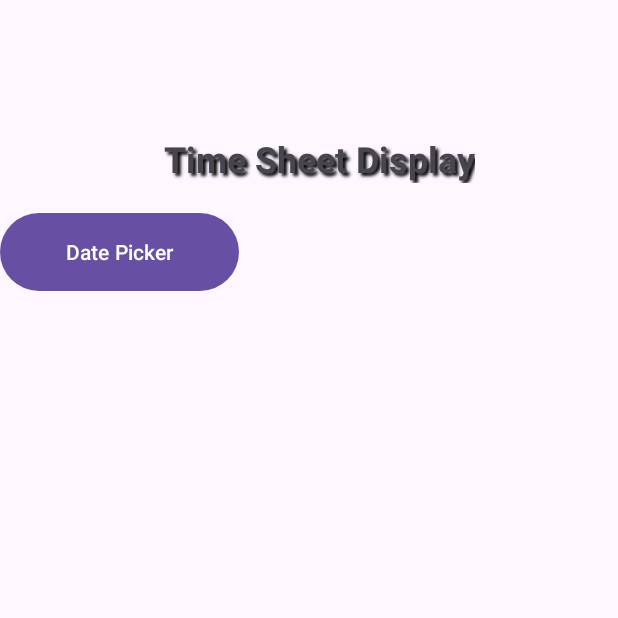
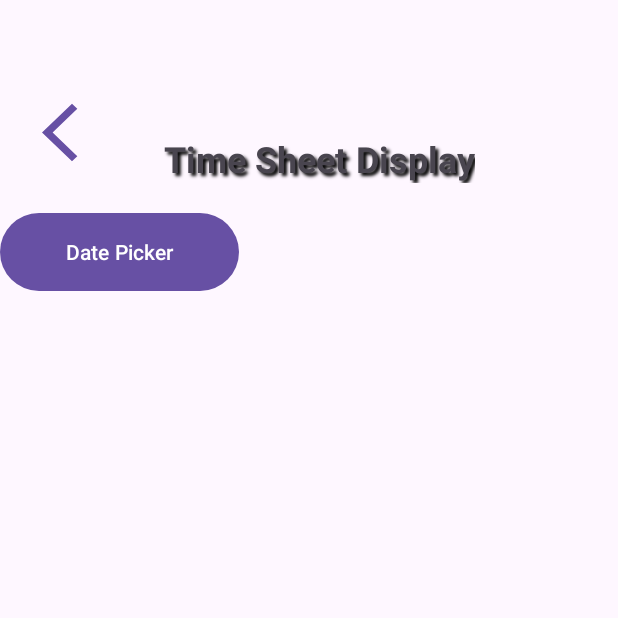
Before and after one commit to St10053561/ST10053561_TimeVision-OPSC, an Android app: the TimeTrackerReport screen opened directly, with no data from a screen before it, on a phone screen of 412 x 824 dp, the top half of it. Run offline under Robolectric (Android 15) with nearby library versions, the phone set to English and light mode, and no system bars; our stand-ins replace Firebase (no records; nobody signed in at launch, a user with empty details on screens opened directly).

Commit message:
I added a pack button to the activity_display_timesheet_v.xml

```diff
--- a/app/src/main/java/com/example/timevision_application/HomeScreen.kt
+++ b/app/src/main/java/com/example/timevision_application/HomeScreen.kt
@@ -1,5 +1,4 @@
 package com.example.timevision_application
-
 
 import android.content.Intent
 import android.os.Bundle
@@ -38,6 +37,4 @@ class HomeScreen : AppCompatActivity() {
             startActivity(Intent(this@HomeScreen, AddCategoryActivity::class.java))
         }
     }
-
-
 }
--- a/app/src/main/java/com/example/timevision_application/ProjectAdapter.kt
+++ b/app/src/main/java/com/example/timevision_application/ProjectAdapter.kt
@@ -40,13 +40,13 @@ class ProjectAdapter(private val projectList: List<Project>) :
         holder.projectName.text = currentItem.projectName
         holder.projectCategory.text = currentItem.category
 
-        // Load image using Glide
+        // Loading the image using Glide
         if (!currentItem.imageUrl.isNullOrEmpty()) {
             Glide.with(holder.itemView)
                 .load(currentItem.imageUrl)
                 .into(holder.imageView)
         } else {
-            // Set a placeholder or default image if imageUrl is null or empty
+            // Setting the default image if imageUrl is null or empty
             holder.imageView.setImageResource(android.R.drawable.ic_menu_gallery)
         }
     }
--- a/app/src/main/java/com/example/timevision_application/TimeTrackerReport.kt
+++ b/app/src/main/java/com/example/timevision_application/TimeTrackerReport.kt
@@ -47,7 +47,7 @@ class TimeTrackerReport : AppCompatActivity() {
         // Find the button in the layout
         val openDatePickerButton: Button = findViewById(R.id.openDatePickerButton)
 
-// Do something when the button is clicked
+        // Do something when the button is clicked
         openDatePickerButton.setOnClickListener {
             // Create an intent to open the DatePickerActivity
             val intent = Intent(this, DatePickerActivity::class.java)
@@ -55,8 +55,14 @@ class TimeTrackerReport : AppCompatActivity() {
             startActivityForResult(intent, DATE_PICKER_REQUEST)
         }
 
+        // Find the backButton button by its ID
+        val backButton: Button = findViewById(R.id.backButton)
+        // Set a click listener for the backButton button
+        backButton.setOnClickListener {
+            onBackPressed()
+        }
+    }
 
-    }
 
     private fun FullScreenMode() {
         // Hide the status bar.
@@ -130,6 +136,13 @@ class TimeTrackerReport : AppCompatActivity() {
         }
     }
 
+    override fun onBackPressed() {
+        super.onBackPressed()
+        // Start the HomeScreen activity when the backButton is pressed
+        startActivity(Intent(this, HomeScreen::class.java))
+        // Finish the current activity
+        finish()
+    }
 
     companion object {
 
--- a/app/src/main/res/layout/activity_display_timesheet_v.xml
+++ b/app/src/main/res/layout/activity_display_timesheet_v.xml
@@ -5,6 +5,17 @@
     android:layout_width="match_parent"
     android:layout_height="match_parent"
     android:paddingTop="?attr/actionBarSize">
+
+
+    <Button
+        android:id="@+id/backButton"
+        android:layout_width="48dp"
+        android:layout_height="46dp"
+        android:layout_marginStart="16dp"
+        android:layout_marginTop="1dp"
+        android:background="@drawable/ic_back_arrow"
+        app:layout_constraintStart_toStartOf="parent"
+        app:layout_constraintTop_toTopOf="parent" />
 
     <TextView
         android:id="@+id/textView"
```
Also changed, not shown: app/src/main/java/com/example/timevision_application/TimeSheetEntry.kt (+4 -4 lines).
